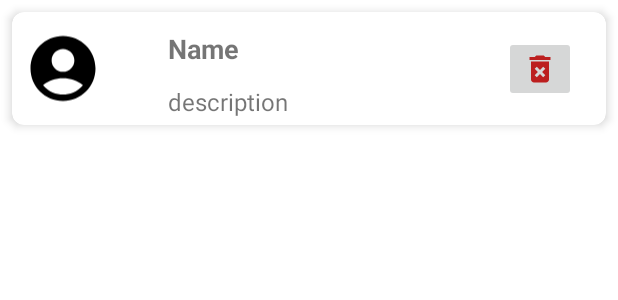
After one commit to ArupaBarua/EvSync, an Android app: the layout fragment_member_card.xml on its own in the app's theme, with its tools: preview values and no code run, on a phone screen of 412 x 824 dp. The commit adds this screen. Shown: the top 300 px of the screen. Run offline under Robolectric (Android 15) with nearby library versions, the phone set to English and light mode, and no system bars.

Commit message:
members listing and removal plus enhancements

```diff
--- a/app/src/main/java/com/esa/evsync/app/dataModels/EventModel.kt
+++ b/app/src/main/java/com/esa/evsync/app/dataModels/EventModel.kt
@@ -1,12 +1,13 @@
 package com.esa.evsync.app.dataModels
 
 import android.net.Uri
+import com.google.firebase.firestore.DocumentReference
 
 data class EventModel(
     var id: String? = null,
     var name: String? = null,
-    var owner: String? = null,
-    var members: ArrayList<String>? = null,
+    var owner: DocumentReference? = null,
+    var members: ArrayList<DocumentReference>? = null,
     var description: String? = null,
     var image: Uri? = null,
     var tasks: ArrayList<TaskModel>? = null,
--- a/app/src/main/java/com/esa/evsync/app/dataModels/TaskModel.kt
+++ b/app/src/main/java/com/esa/evsync/app/dataModels/TaskModel.kt
@@ -1,12 +1,14 @@
 package com.esa.evsync.app.dataModels
+import com.google.firebase.firestore.DocumentReference
 import java.util.Date
 
 data class TaskModel(
     var id: String? = null,
+    var eventRef: DocumentReference? = null,
     var name: String? = null,
     var description: String? = null,
     var priority: TaskPriority? = null,
     var deadline: Date? = null,
-    var assigned: ArrayList<UserModel>? = null,
+    var assigned: ArrayList<DocumentReference>? = null,
     var complete: Boolean? = null
 )
--- a/app/src/main/java/com/esa/evsync/app/dataModels/UserModel.kt
+++ b/app/src/main/java/com/esa/evsync/app/dataModels/UserModel.kt
@@ -7,5 +7,5 @@ data class UserModel(
     var username: String? = null,
     var email: String? = null,
     var phone: String? = null,
-    var profile_picture: Uri? = null,
+    var profile_picture: String? = null,
 )
--- a/app/src/main/java/com/esa/evsync/app/pages/EventDetails/EventDetailsTasksFragment.kt
+++ b/app/src/main/java/com/esa/evsync/app/pages/EventDetails/EventDetailsTasksFragment.kt
@@ -38,8 +38,7 @@ class EventDetailsTasksFragment(
     override fun onCreateView(
         inflater: LayoutInflater, container: ViewGroup?,
         savedInstanceState: Bundle?
-    ): View? {
-//        val view = inflater.inflate(R.layout.fragment_event_details_tasks, container, false)
+    ): View {
         binding = FragmentEventDetailsTasksBinding.inflate(layoutInflater)
 
         binding.btnAddTask.setOnClickListener {
--- a/app/src/main/java/com/esa/evsync/app/pages/EventDetails/EventDetailsTasksRCAdapter.kt
+++ b/app/src/main/java/com/esa/evsync/app/pages/EventDetails/EventDetailsTasksRCAdapter.kt
@@ -55,7 +55,7 @@ class EventDetailsTasksRCAdapter(
         RecyclerView.ViewHolder(binding.root) {
         val idName: TextView = binding.tvName
         val idDesc: TextView = binding.tvDescription
-        val idImage: ImageView = binding.imImage
+//        val idImage: ImageView = binding.imImage
 
         init {
 //            binding.root.setOnClickListener {
--- a/app/src/main/java/com/esa/evsync/app/pages/EventList/EventListFragment.kt
+++ b/app/src/main/java/com/esa/evsync/app/pages/EventList/EventListFragment.kt
@@ -16,6 +16,7 @@ import com.esa.evsync.app.dataModels.EventModel
 import com.esa.evsync.databinding.FragmentEventListBinding
 import com.google.firebase.Firebase
 import com.google.firebase.auth.FirebaseAuth
+import com.google.firebase.firestore.DocumentReference
 import com.google.firebase.firestore.firestore
 import kotlinx.coroutines.Dispatchers
 import kotlinx.coroutines.launch
@@ -30,6 +31,7 @@ class EventListFragment : Fragment() {
     private var columnCount = 1
     private val db = Firebase.firestore
     private lateinit var binding: FragmentEventListBinding
+    private lateinit var user: DocumentReference
 
     override fun onCreate(savedInstanceState: Bundle?) {
         super.onCreate(savedInstanceState)
@@ -45,6 +47,8 @@ class EventListFragment : Fragment() {
         savedInstanceState: Bundle?
     ): View {
         binding = FragmentEventListBinding.inflate(layoutInflater)
+
+        user = db.collection("users").document(FirebaseAuth.getInstance().currentUser!!.uid)
 
         binding.btnAddEvent.setOnClickListener {
             val navController = findNavController()
@@ -66,7 +70,7 @@ class EventListFragment : Fragment() {
                     val events = db.collection("events")
                         .whereArrayContains(
                             "members",
-                            FirebaseAuth.getInstance().currentUser!!.uid
+                            user
                         )
                         .get()
                         .await()
--- a/app/src/main/java/com/esa/evsync/app/pages/TaskAddFragment.kt
+++ b/app/src/main/java/com/esa/evsync/app/pages/TaskAddFragment.kt
@@ -87,11 +87,14 @@ class TaskAddFragment : Fragment() {
     }
 
     private fun addTask(view: View?) {
+        val eventref = db.collection("events").document(eventId)
+
         val task = TaskModel(
             name = binding.etName.text.toString(),
             description = binding.etDesc.text.toString(),
             priority = TaskPriority.valueOf((binding.dropdownPriority.selectedItem as String).uppercase()),
             deadline = convertToDate(binding.tvDate.text.toString()),
+            eventRef = eventref,
             assigned = ArrayList(),
             complete = false
         )
@@ -110,8 +113,7 @@ class TaskAddFragment : Fragment() {
         lifecycleScope.launch {
             try {
                 withContext(Dispatchers.IO) {
-                    val documentref = db.collection("events").document(eventId)
-                    documentref.update("tasks", FieldValue.arrayUnion(task)).await()
+                   eventref.update("tasks", FieldValue.arrayUnion(task)).await()
                 }
                 Toast.makeText(requireContext(), "Task created", Toast.LENGTH_SHORT).show()
                 val navController = findNavController()
--- /dev/null
+++ b/app/src/main/res/drawable/baseline_delete_forever_black_24dp.xml
@@ -0,0 +1,6 @@
+<?xml version="1.0" encoding="UTF-8" standalone="no"?>
+<vector xmlns:android="http://schemas.android.com/apk/res/android" android:height="24dp" android:tint="#000000" android:viewportHeight="24.0" android:viewportWidth="24.0" android:width="24dp">
+
+    <path android:fillColor="@android:color/white" android:pathData="M6,19c0,1.1 0.9,2 2,2h8c1.1,0 2,-0.9 2,-2L18,7L6,7v12zM8.46,11.88l1.41,-1.41L12,12.59l2.12,-2.12 1.41,1.41L13.41,14l2.12,2.12 -1.41,1.41L12,15.41l-2.12,2.12 -1.41,-1.41L10.59,14l-2.13,-2.12zM15.5,4l-1,-1h-5l-1,1L5,4v2h14L19,4z"/>
+
+</vector>
--- a/app/src/main/res/layout/fragment_event_details_tasks.xml
+++ b/app/src/main/res/layout/fragment_event_details_tasks.xml
@@ -5,7 +5,7 @@
     android:id="@+id/frameLayout2"
     android:layout_width="match_parent"
     android:layout_height="match_parent"
-    tools:context=".app.pages.EventDetails.EventDetailsTasksFragment">
+    tools:context=".app.pages.EventDetails.EventDetailsMembersFragment">
 
 
 
--- /dev/null
+++ b/app/src/main/res/layout/fragment_member_card.xml
@@ -0,0 +1,64 @@
+<?xml version="1.0" encoding="utf-8"?>
+<androidx.cardview.widget.CardView xmlns:android="http://schemas.android.com/apk/res/android"
+    xmlns:app="http://schemas.android.com/apk/res-auto"
+    xmlns:tools="http://schemas.android.com/tools"
+    android:layout_width="match_parent"
+    android:layout_height="wrap_content"
+    android:layout_margin="8dp"
+    app:cardCornerRadius="8dp"
+    app:cardElevation="4dp">
+
+    <androidx.constraintlayout.widget.ConstraintLayout
+        android:layout_width="match_parent"
+        android:layout_height="75dp">
+
+        <com.google.android.material.imageview.ShapeableImageView
+            android:id="@+id/im_image"
+            android:layout_width="60dp"
+            android:layout_height="match_parent"
+            android:layout_marginStart="4dp"
+            android:paddingHorizontal="4dp"
+            android:paddingVertical="2dp"
+            android:src="@drawable/baseline_account_circle_black_24dp"
+            app:shapeAppearanceOverlay="@style/CircularShape"
+            app:layout_constraintBottom_toBottomOf="parent"
+            app:layout_constraintStart_toStartOf="parent"
+            app:layout_constraintTop_toTopOf="parent" />
+
+        <TextView
+            android:id="@+id/tv_name"
+            android:layout_width="wrap_content"
+            android:layout_height="wrap_content"
+            android:layout_marginStart="40dp"
+            android:layout_marginTop="12dp"
+            android:text="Name"
+            android:textSize="18sp"
+            android:textStyle="bold"
+            app:layout_constraintStart_toEndOf="@+id/im_image"
+            app:layout_constraintTop_toTopOf="parent" />
+
+        <TextView
+            android:id="@+id/tv_description"
+            android:layout_width="wrap_content"
+            android:layout_height="wrap_content"
+            android:layout_marginStart="40dp"
+            android:layout_marginTop="12dp"
+            android:text="description"
+            android:textSize="16sp"
+            app:layout_constraintStart_toEndOf="@+id/im_image"
+            app:layout_constraintTop_toBottomOf="@+id/tv_name" />
+
+        <ImageButton
+            android:id="@+id/btn_remove"
+            android:layout_width="wrap_content"
+            android:layout_height="wrap_content"
+            android:layout_marginEnd="20dp"
+            app:layout_constraintBottom_toBottomOf="parent"
+            app:layout_constraintEnd_toEndOf="parent"
+            app:layout_constraintTop_toTopOf="parent"
+            app:tint="@color/red"
+            app:srcCompat="@drawable/baseline_delete_forever_black_24dp" />
+
+    </androidx.constraintlayout.widget.ConstraintLayout>
+
+</androidx.cardview.widget.CardView>
--- /dev/null
+++ b/app/src/main/res/values/styles.xml
@@ -0,0 +1,7 @@
+<?xml version="1.0" encoding="utf-8"?>
+<resources>
+    <style name="CircularShape">
+        <item name="cornerFamily">rounded</item>
+        <item name="cornerSize">50%</item>
+    </style>
+</resources>
```
Also changed, not shown: app/src/main/java/com/esa/evsync/LoginActivity.kt (+12 -33 lines), app/src/main/java/com/esa/evsync/app/pages/EventAddFragment.kt (+7 -5 lines), app/src/main/java/com/esa/evsync/app/pages/EventDetails/EventDetailsMembersFragment.kt (+79 -4 lines), app/src/main/java/com/esa/evsync/app/pages/EventDetails/EventDetailsMembersRCAdapter.kt (added, +118 -0 lines), app/src/main/res/layout/fragment_event_details_members.xml (+31 -7 lines).
